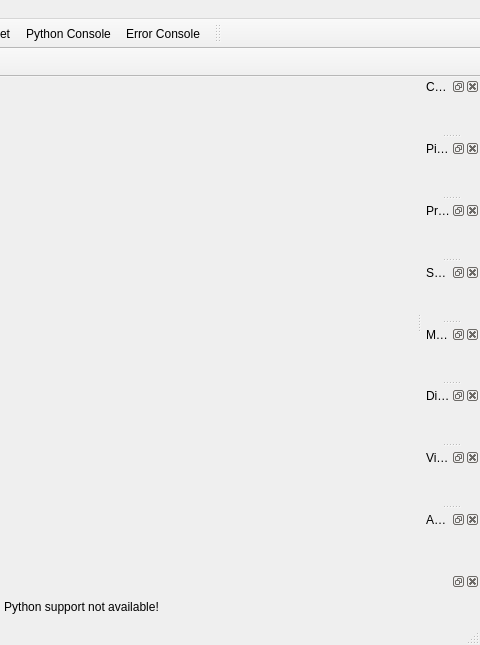
Qt form Application/vvMainWindow.ui (Kitware/LidarView) before a commit; both pictures show x 590 to 1070 and y 0 to 645 of the 1070 by 645 pixel window.
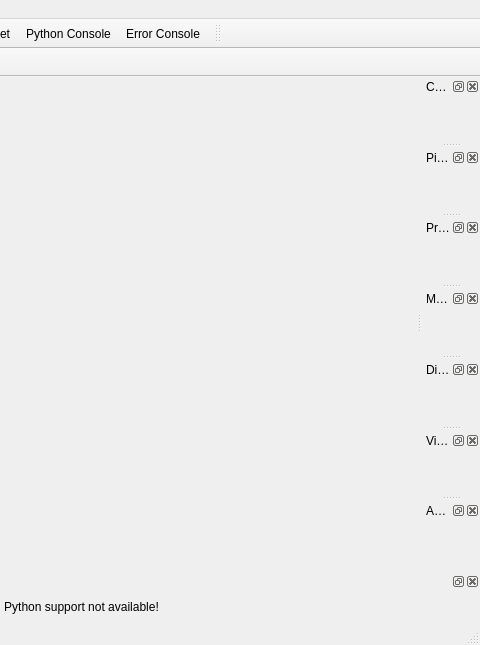
The same form after that commit. Icons and pictures are not drawn. Custom widgets are drawn as their Qt base class.

Commit message: [fix] Replace buggy lqSpreadSheetManager with lqDockableSpreadSheetReaction

```diff
--- a/Application/vvMainWindow.ui
+++ b/Application/vvMainWindow.ui
@@ -237,15 +237,6 @@
    </attribute>
    <widget class="pqPropertiesPanel" name="propertiesPanel"/>
   </widget>
-  <widget class="QDockWidget" name="spreadSheetDock">
-   <property name="windowTitle">
-    <string>SpreadSheet</string>
-   </property>
-   <attribute name="dockWidgetArea">
-    <number>2</number>
-   </attribute>
-   <widget class="QWidget" name="spreadSheet"/>
-  </widget>
   <widget class="QDockWidget" name="memoryInspectorDock">
    <property name="windowTitle">
     <string>Memory Inspector</string>
```
The commit also changes 2 other files.
